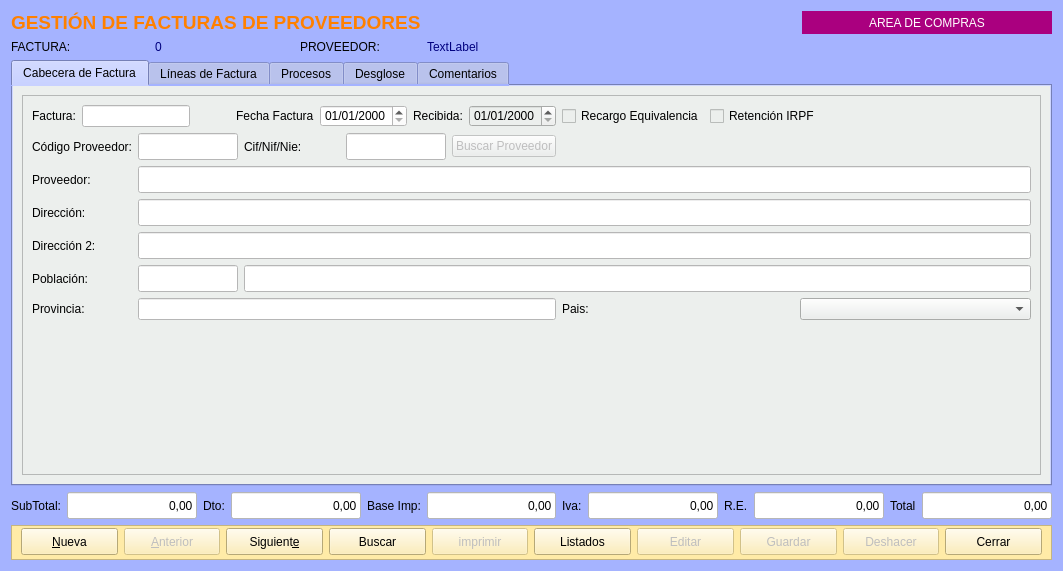
First picture: the form in Zona_Compras/frmfacturasproveedor.ui, repository arcnexus/RedFoX, before the edit.
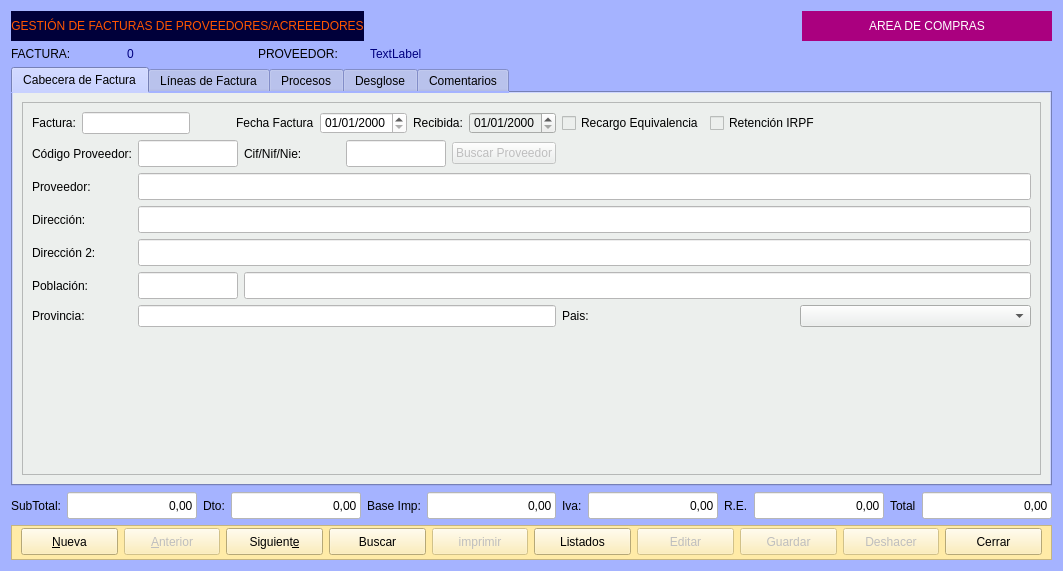
Second picture: the form after the edit. Icons and pictures are not drawn.

Patch:
```diff
--- a/Zona_Compras/frmfacturasproveedor.ui
+++ b/Zona_Compras/frmfacturasproveedor.ui
@@ -23,8 +23,22 @@
   <layout class="QGridLayout" name="gridLayout_2">
    <item row="0" column="0" colspan="3">
     <widget class="QLabel" name="label_36">
+     <property name="minimumSize">
+      <size>
+       <width>0</width>
+       <height>30</height>
+      </size>
+     </property>
+     <property name="styleSheet">
+      <string notr="true">font: 14pt &quot;Sans Serif&quot;;
+color: rgb(255, 85, 0);
+background-color: rgb(0, 0, 58);</string>
+     </property>
      <property name="text">
-      <string>&lt;html&gt;&lt;head/&gt;&lt;body&gt;&lt;p&gt;&lt;span style=&quot; font-size:14pt; font-weight:600; color:#ff8000;&quot;&gt;GESTIÓN DE FACTURAS  DE PROVEEDORES&lt;/span&gt;&lt;/p&gt;&lt;/body&gt;&lt;/html&gt;</string>
+      <string>GESTIÓN DE FACTURAS DE PROVEEDORES/ACREEEDORES</string>
+     </property>
+     <property name="alignment">
+      <set>Qt::AlignCenter</set>
      </property>
     </widget>
    </item>
```
